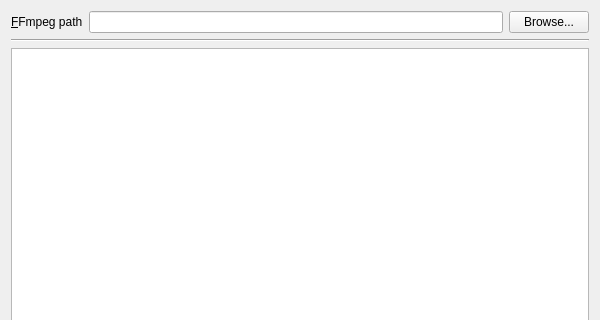
Above: settingsframe.ui from EthanChappel/HQ-Animate before the change; both pictures show x 0 to 600 and y 0 to 320 of the 600 by 600 pixel window. Below: the same form after it.
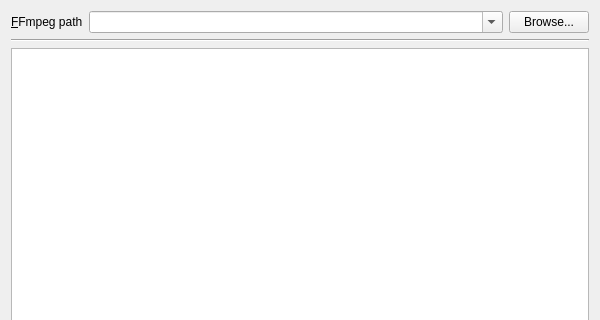
That is the form after the change.

Commit message: Replace FFmpeg path line edit with editable combobox.

```diff
--- a/settingsframe.ui
+++ b/settingsframe.ui
@@ -30,6 +30,12 @@
     <layout class="QHBoxLayout" name="horizontalLayout">
      <item>
       <widget class="QLabel" name="ffmpeg_path_label">
+       <property name="sizePolicy">
+        <sizepolicy hsizetype="Fixed" vsizetype="Preferred">
+         <horstretch>0</horstretch>
+         <verstretch>0</verstretch>
+        </sizepolicy>
+       </property>
        <property name="text">
         <string>&amp;FFmpeg path</string>
        </property>
@@ -39,10 +45,26 @@
       </widget>
      </item>
      <item>
-      <widget class="QLineEdit" name="ffmpeg_path_edit"/>
+      <widget class="QComboBox" name="ffmpeg_path_combo">
+       <property name="sizePolicy">
+        <sizepolicy hsizetype="Ignored" vsizetype="Fixed">
+         <horstretch>0</horstretch>
+         <verstretch>0</verstretch>
+        </sizepolicy>
+       </property>
+       <property name="editable">
+        <bool>true</bool>
+       </property>
+      </widget>
      </item>
      <item>
       <widget class="QPushButton" name="ffmpeg_browse_button">
+       <property name="sizePolicy">
+        <sizepolicy hsizetype="Fixed" vsizetype="Fixed">
+         <horstretch>0</horstretch>
+         <verstretch>0</verstretch>
+        </sizepolicy>
+       </property>
        <property name="text">
         <string>Browse...</string>
        </property>
```
The commit also changes 4 other files.
